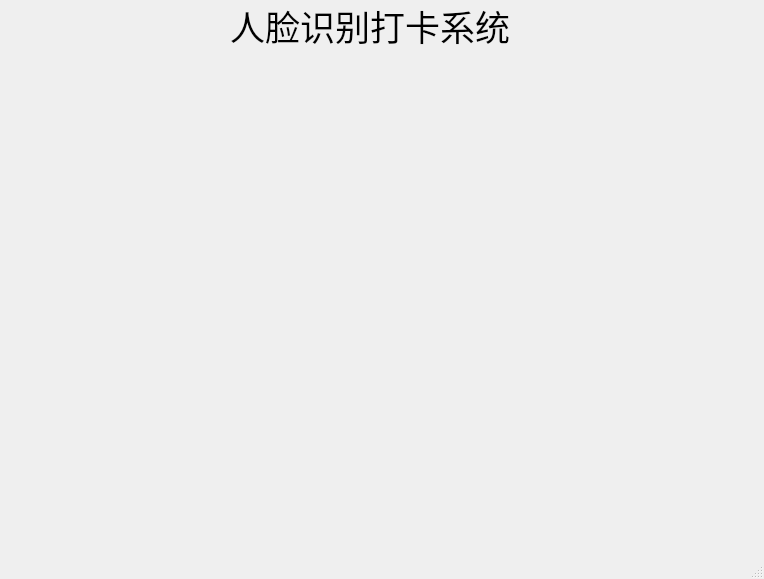
Before: the Qt Designer form UI/face.ui in librahfacebook/Face, drawn with Qt 5.
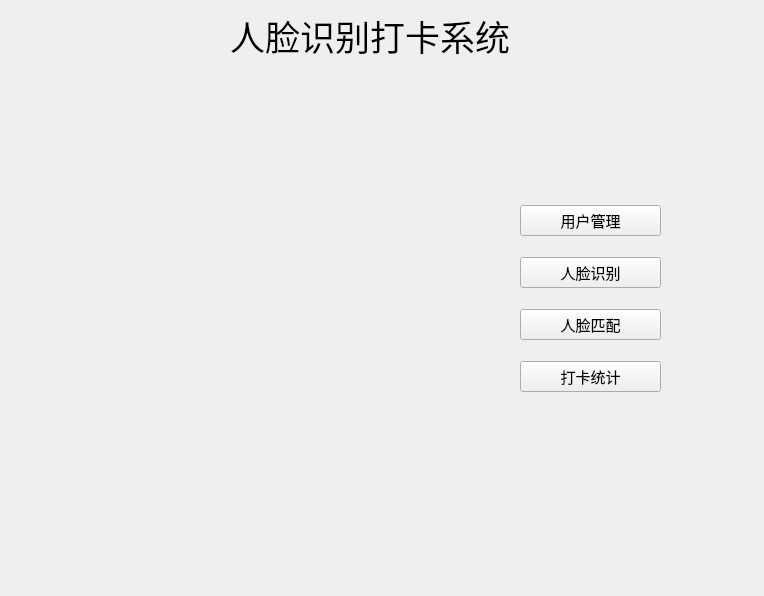
After: the same form once the commit is applied. Icons and pictures are not drawn.

Commit message: 完成人脸识别打卡程序

```diff
--- a/UI/face.ui
+++ b/UI/face.ui
@@ -7,7 +7,7 @@
     <x>0</x>
     <y>0</y>
     <width>764</width>
-    <height>579</height>
+    <height>596</height>
    </rect>
   </property>
   <property name="windowTitle">
@@ -24,7 +24,7 @@
     <property name="geometry">
      <rect>
       <x>230</x>
-      <y>0</y>
+      <y>10</y>
       <width>281</width>
       <height>51</height>
      </rect>
@@ -45,18 +45,139 @@
      <string>人脸识别打卡系统</string>
     </property>
    </widget>
+   <widget class="QLabel" name="faceView">
+    <property name="geometry">
+     <rect>
+      <x>60</x>
+      <y>190</y>
+      <width>291</width>
+      <height>221</height>
+     </rect>
+    </property>
+    <property name="styleSheet">
+     <string notr="true">background-image: url(:/imageView/face.jpg);</string>
+    </property>
+    <property name="text">
+     <string/>
+    </property>
+   </widget>
+   <widget class="QLabel" name="infoLabel">
+    <property name="geometry">
+     <rect>
+      <x>80</x>
+      <y>430</y>
+      <width>261</width>
+      <height>61</height>
+     </rect>
+    </property>
+    <property name="font">
+     <font>
+      <family>华文彩云</family>
+      <pointsize>20</pointsize>
+      <weight>75</weight>
+      <bold>true</bold>
+     </font>
+    </property>
+    <property name="styleSheet">
+     <string notr="true">background-image: url(:/label/transparent.jpg);</string>
+    </property>
+    <property name="text">
+     <string/>
+    </property>
+   </widget>
+   <widget class="QWidget" name="verticalLayoutWidget">
+    <property name="geometry">
+     <rect>
+      <x>520</x>
+      <y>190</y>
+      <width>141</width>
+      <height>221</height>
+     </rect>
+    </property>
+    <layout class="QVBoxLayout" name="verticalLayout">
+     <item>
+      <widget class="QPushButton" name="admainButton">
+       <property name="font">
+        <font>
+         <family>宋体</family>
+         <pointsize>11</pointsize>
+        </font>
+       </property>
+       <property name="styleSheet">
+        <string notr="true">background-image: url(:/label/transparent.jpg);</string>
+       </property>
+       <property name="text">
+        <string>用户管理</string>
+       </property>
+       <property name="icon">
+        <iconset resource="../resources/face.qrc">
+         <normaloff>:/icon/android.ico</normaloff>:/icon/android.ico</iconset>
+       </property>
+      </widget>
+     </item>
+     <item>
+      <widget class="QPushButton" name="cameraButton">
+       <property name="font">
+        <font>
+         <family>宋体</family>
+         <pointsize>11</pointsize>
+        </font>
+       </property>
+       <property name="styleSheet">
+        <string notr="true">background-image: url(:/label/transparent.jpg);</string>
+       </property>
+       <property name="text">
+        <string>人脸识别</string>
+       </property>
+       <property name="icon">
+        <iconset resource="../resources/face.qrc">
+         <normaloff>:/icon/android.ico</normaloff>:/icon/android.ico</iconset>
+       </property>
+      </widget>
+     </item>
+     <item>
+      <widget class="QPushButton" name="ImageButton">
+       <property name="font">
+        <font>
+         <family>宋体</family>
+         <pointsize>11</pointsize>
+        </font>
+       </property>
+       <property name="styleSheet">
+        <string notr="true">background-image: url(:/label/transparent.jpg);</string>
+       </property>
+       <property name="text">
+        <string>人脸匹配</string>
+       </property>
+       <property name="icon">
+        <iconset resource="../resources/face.qrc">
+         <normaloff>:/icon/android.ico</normaloff>:/icon/android.ico</iconset>
+       </property>
+      </widget>
+     </item>
+     <item>
+      <widget class="QPushButton" name="statisButton">
+       <property name="font">
+        <font>
+         <family>宋体</family>
+         <pointsize>11</pointsize>
+        </font>
+       </property>
+       <property name="styleSheet">
+        <string notr="true">background-image: url(:/label/transparent.jpg);</string>
+       </property>
+       <property name="text">
+        <string>打卡统计</string>
+       </property>
+       <property name="icon">
+        <iconset resource="../resources/face.qrc">
+         <normaloff>:/icon/android.ico</normaloff>:/icon/android.ico</iconset>
+       </property>
+      </widget>
+     </item>
+    </layout>
+   </widget>
   </widget>
-  <widget class="QMenuBar" name="menubar">
-   <property name="geometry">
-    <rect>
-     <x>0</x>
-     <y>0</y>
-     <width>764</width>
-     <height>23</height>
-    </rect>
-   </property>
-  </widget>
-  <widget class="QStatusBar" name="statusbar"/>
  </widget>
  <resources>
   <include location="resources/face.qrc"/>
```
Left out of the diff: 81 changed lines with no effect on the pictures. The commit also changes 32 other files.
